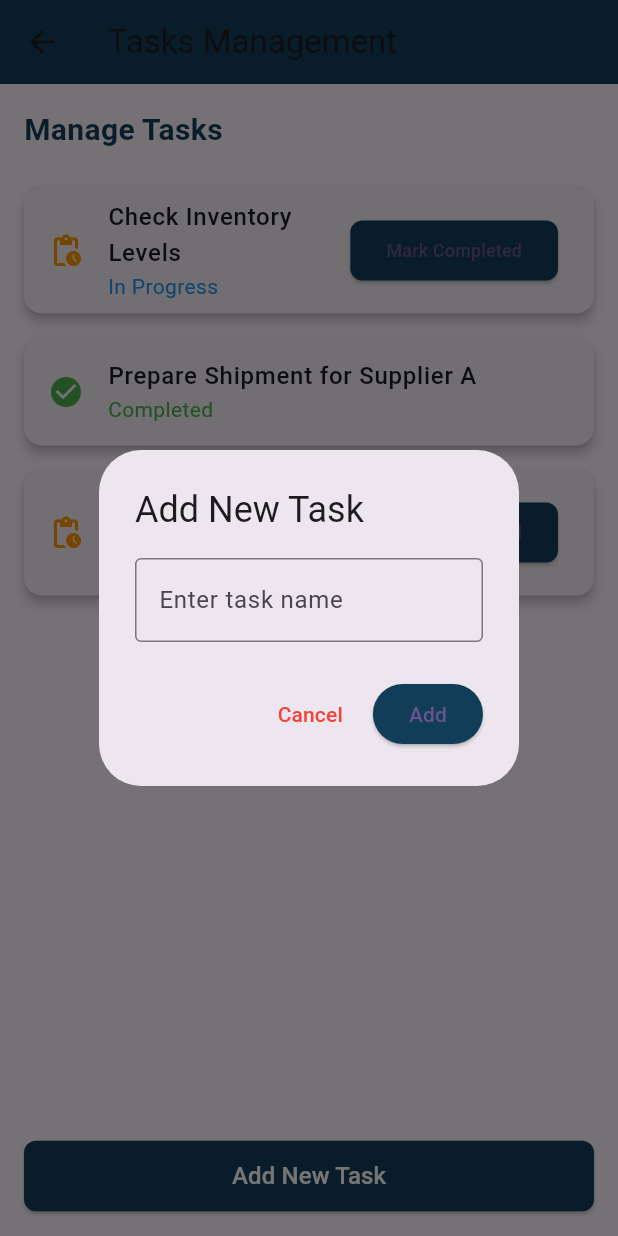
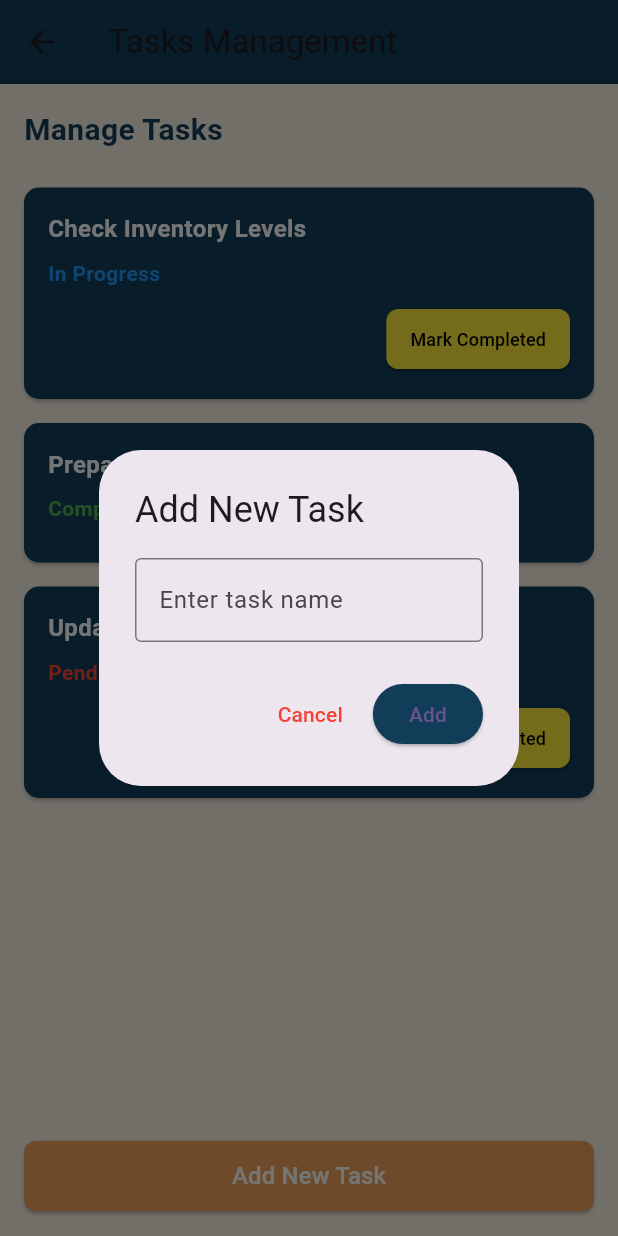
Before and after one commit to 07alizaa/stock_data_hub, a Flutter app: the screen it shows after launch, item 3 of the bottom bar chosen, after a tap on "Add New Task", on a phone screen of 412 x 824 dp. Run offline on Flutter 3.47's test engine with Material 3 defaults, Android fonts, the light colour scheme and no system bars; our stand-ins replace cloud_firestore, firebase_auth, firebase_core; accounts and stored records are empty; network calls fail.

Commit message:
Updated Main Dashboard and Task Management Screen UI

```diff
--- a/lib/WareHousePages/MainDashboard.dart
+++ b/lib/WareHousePages/MainDashboard.dart
@@ -3,9 +3,6 @@ import 'WInventoryManagement.dart';
 import 'AlertsNotificationScreen.dart';
 import 'TaskManagementScreen.dart';
 import 'DemandForecastScreen.dart';
-
-
-
 
 class Maindashboard extends StatefulWidget {
   const Maindashboard({Key? key}) : super(key: key);
@@ -20,8 +17,10 @@ class _MaindashboardState extends State<Maindashboard> {
   @override
   Widget build(BuildContext context) {
     return Scaffold(
+      backgroundColor: const Color(0xFFF8EFE3), // Beige background for the app
       appBar: AppBar(
         title: const Text('Warehouse Manager Dashboard'),
+        backgroundColor: const Color(0xFF123D59), // Blue-teal AppBar
         actions: [
           Padding(
             padding: const EdgeInsets.only(right: 16.0),
@@ -81,6 +80,7 @@ class _MaindashboardState extends State<Maindashboard> {
         ),
       ),
       bottomNavigationBar: BottomNavigationBar(
+        backgroundColor: const Color(0xFF123D59), // Blue-teal BottomNavigationBar
         currentIndex: _selectedIndex,
         onTap: (index) {
           setState(() {
@@ -121,10 +121,10 @@ class _MaindashboardState extends State<Maindashboard> {
           BottomNavigationBarItem(icon: Icon(Icons.bar_chart), label: 'Forecast'), // Add Forecast Tab
         ],
       ),
-
     );
   }
 
+  // Quick Stats Section
   Widget _buildQuickStatsSection() {
     return Row(
       children: [
@@ -163,6 +163,7 @@ class _MaindashboardState extends State<Maindashboard> {
     required Color color,
   }) {
     return Card(
+      color: const Color(0xFF123D59), // Blue-teal background for stats
       elevation: 4,
       child: Padding(
         padding: const EdgeInsets.all(16.0),
@@ -198,7 +199,7 @@ class _MaindashboardState extends State<Maindashboard> {
               title,
               style: const TextStyle(
                 fontSize: 14,
-                color: Colors.grey,
+                color: Colors.white,
               ),
             ),
           ],
@@ -207,7 +208,7 @@ class _MaindashboardState extends State<Maindashboard> {
     );
   }
 
-
+  // Demand Forecast Section
   Widget _buildDemandForecastSection() {
     return GestureDetector(
       onTap: () {
@@ -217,6 +218,7 @@ class _MaindashboardState extends State<Maindashboard> {
         );
       },
       child: Card(
+        color: const Color(0xFF123D59), // Blue-teal background for forecast
         elevation: 4,
         child: Padding(
           padding: const EdgeInsets.all(16.0),
@@ -228,6 +230,7 @@ class _MaindashboardState extends State<Maindashboard> {
                 style: TextStyle(
                   fontSize: 18,
                   fontWeight: FontWeight.bold,
+                  color: Colors.white, // White text
                 ),
               ),
               const SizedBox(height: 10),
@@ -248,9 +251,10 @@ class _MaindashboardState extends State<Maindashboard> {
     );
   }
 
-
+  // Real-Time Inventory Section
   Widget _buildInventoryTable() {
     return Card(
+      color: const Color(0xFF123D59), // Blue-teal background for inventory
       elevation: 4,
       child: Padding(
         padding: const EdgeInsets.all(16.0),
@@ -262,6 +266,7 @@ class _MaindashboardState extends State<Maindashboard> {
               style: TextStyle(
                 fontSize: 18,
                 fontWeight: FontWeight.bold,
+                color: Colors.white, // White text
               ),
             ),
             const SizedBox(height: 10),
@@ -269,10 +274,10 @@ class _MaindashboardState extends State<Maindashboard> {
               scrollDirection: Axis.horizontal,
               child: DataTable(
                 columns: const [
-                  DataColumn(label: Text('Item Name')),
-                  DataColumn(label: Text('Current Stock')),
-                  DataColumn(label: Text('Reorder Threshold')),
-                  DataColumn(label: Text('Status')),
+                  DataColumn(label: Text('Item Name', style: TextStyle(color: Colors.white))),
+                  DataColumn(label: Text('Current Stock', style: TextStyle(color: Colors.white))),
+                  DataColumn(label: Text('Reorder Threshold', style: TextStyle(color: Colors.white))),
+                  DataColumn(label: Text('Status', style: TextStyle(color: Colors.white))),
                 ],
                 rows: [
                   _buildInventoryTableRow('Widget A', '250', '100', Colors.green),
@@ -292,9 +297,9 @@ class _MaindashboardState extends State<Maindashboard> {
       String itemName, String currentStock, String reorderThreshold, Color statusColor) {
     return DataRow(
       cells: [
-        DataCell(Text(itemName)),
-        DataCell(Text(currentStock)),
-        DataCell(Text(reorderThreshold)),
+        DataCell(Text(itemName, style: const TextStyle(color: Colors.white))),
+        DataCell(Text(currentStock, style: const TextStyle(color: Colors.white))),
+        DataCell(Text(reorderThreshold, style: const TextStyle(color: Colors.white))),
         DataCell(
           Container(
             padding: const EdgeInsets.symmetric(horizontal: 8, vertical: 4),
@@ -321,8 +326,10 @@ class _MaindashboardState extends State<Maindashboard> {
     return 'Optimal';
   }
 
+  // Alerts Section
   Widget _buildAlertsSection() {
     return Card(
+      color: const Color(0xFF123D59), // Blue-teal background for alerts
       elevation: 4,
       child: Padding(
         padding: const EdgeInsets.all(16.0),
@@ -334,6 +341,7 @@ class _MaindashboardState extends State<Maindashboard> {
               style: TextStyle(
                 fontSize: 18,
                 fontWeight: FontWeight.bold,
+                color: Colors.white, // White text for Alerts
               ),
             ),
             const SizedBox(height: 10),
@@ -378,7 +386,7 @@ class _MaindashboardState extends State<Maindashboard> {
           color: color,
         ),
       ),
-      subtitle: Text(subtitle),
+      subtitle: Text(subtitle, style: const TextStyle(color: Colors.white)),
     );
   }
 }
--- a/lib/WareHousePages/TaskManagementScreen.dart
+++ b/lib/WareHousePages/TaskManagementScreen.dart
@@ -25,8 +25,9 @@ class _TasksManagementState extends State<TasksManagement> {
   @override
   Widget build(BuildContext context) {
     return Scaffold(
+      backgroundColor: const Color(0xFFF8EFE3), // Beige background
       appBar: AppBar(
-        backgroundColor: const Color(0xFF123D59),
+        backgroundColor: const Color(0xFF123D59), // Blue-teal AppBar
         title: const Text("Tasks Management"),
       ),
       body: Padding(
@@ -40,7 +41,7 @@ class _TasksManagementState extends State<TasksManagement> {
               style: TextStyle(
                 fontSize: 20,
                 fontWeight: FontWeight.bold,
-                color: Color(0xFF123D59),
+                color: Color(0xFF123D59), // Blue-teal text
               ),
             ),
             const SizedBox(height: 16),
@@ -51,27 +52,30 @@ class _TasksManagementState extends State<TasksManagement> {
                 itemCount: tasks.length,
                 itemBuilder: (context, index) {
                   return Card(
-                    elevation: 3,
                     margin: const EdgeInsets.symmetric(vertical: 8),
-                    child: ListTile(
-                      leading: Icon(
-                        tasks[index]["status"] == "Completed"
-                            ? Icons.check_circle
-                            : Icons.pending_actions,
-                        color: tasks[index]["status"] == "Completed"
-                            ? Colors.green
-                            : Colors.orange,
+                    shape: RoundedRectangleBorder(
+                      borderRadius: BorderRadius.circular(10),
                     ),
-                      title: Text(
+                    color: const Color(0xFF123D59), // Blue-teal background
+                    child: Padding(
+                      padding: const EdgeInsets.all(16.0),
+                      child: Column(
+                        crossAxisAlignment: CrossAxisAlignment.start,
+                        children: [
+                          Text(
                             tasks[index]["title"],
                             style: const TextStyle(
                               fontSize: 16,
-                          fontWeight: FontWeight.w500,
+                              fontWeight: FontWeight.bold,
+                              color: Colors.white, // White text
                             ),
                           ),
-                      subtitle: Text(
+                          const SizedBox(height: 8),
+                          Text(
                             tasks[index]["status"],
                             style: TextStyle(
+                              fontSize: 14,
+                              fontWeight: FontWeight.bold,
                               color: tasks[index]["status"] == "Completed"
                                   ? Colors.green
                                   : tasks[index]["status"] == "In Progress"
@@ -79,21 +83,33 @@ class _TasksManagementState extends State<TasksManagement> {
                                   : Colors.red,
                             ),
                           ),
-                      trailing: tasks[index]["status"] != "Completed"
-                          ? ElevatedButton(
+                          const SizedBox(height: 10),
+                          if (tasks[index]["status"] != "Completed")
+                            Align(
+                              alignment: Alignment.centerRight,
+                              child: ElevatedButton(
                                 style: ElevatedButton.styleFrom(
-                          backgroundColor: const Color(0xFF123D59),
+                                  backgroundColor: Colors.yellow, // Yellow button
                                   shape: RoundedRectangleBorder(
                                     borderRadius: BorderRadius.circular(8),
+                                  ),
+                                  padding: const EdgeInsets.symmetric(
+                                    vertical: 8,
+                                    horizontal: 16,
                                   ),
                                 ),
                                 onPressed: () => _markAsCompleted(index),
                                 child: const Text(
                                   "Mark Completed",
-                          style: TextStyle(fontSize: 12),
+                                  style: TextStyle(
+                                    fontSize: 12,
+                                    color: Colors.black, // Black text for contrast
                                   ),
-                      )
-                          : null,
+                                ),
+                              ),
+                            ),
+                        ],
+                      ),
                     ),
                   );
                 },
@@ -103,7 +119,7 @@ class _TasksManagementState extends State<TasksManagement> {
             // Add New Task Button
             ElevatedButton(
               style: ElevatedButton.styleFrom(
-                backgroundColor: const Color(0xFF123D59),
+                backgroundColor: const Color(0xFFECA25B), // Warm orange color
                 shape: RoundedRectangleBorder(
                   borderRadius: BorderRadius.circular(8),
                 ),
@@ -112,10 +128,13 @@ class _TasksManagementState extends State<TasksManagement> {
               onPressed: _addNewTaskDialog,
               child: const Text(
                 "Add New Task",
-                style: TextStyle(fontSize: 16, color: Colors.white),
+                style: TextStyle(
+                  fontSize: 16,
+                  color: Colors.white, // White text for good contrast
                 ),
               ),
-          ],
+            ),
+          ], // Make sure this matches the start of `children`
         ),
       ),
     );
@@ -149,7 +168,7 @@ class _TasksManagementState extends State<TasksManagement> {
             ),
             ElevatedButton(
               style: ElevatedButton.styleFrom(
-                backgroundColor: const Color(0xFF123D59),
+                backgroundColor: const Color(0xFF123D59), // Blue-teal button
               ),
               onPressed: () {
                 setState(() {
--- a/lib/main.dart
+++ b/lib/main.dart
@@ -27,7 +27,7 @@ class MyApp extends StatelessWidget {
         colorScheme: ColorScheme.fromSeed(seedColor: Colors.deepPurple),
         useMaterial3: true,
       ),
-      home:  Maindashboard(),
+      home:  Maindashboard (),
 
     );
   }
```
Lines whose indentation alone changed are shown as unchanged.
